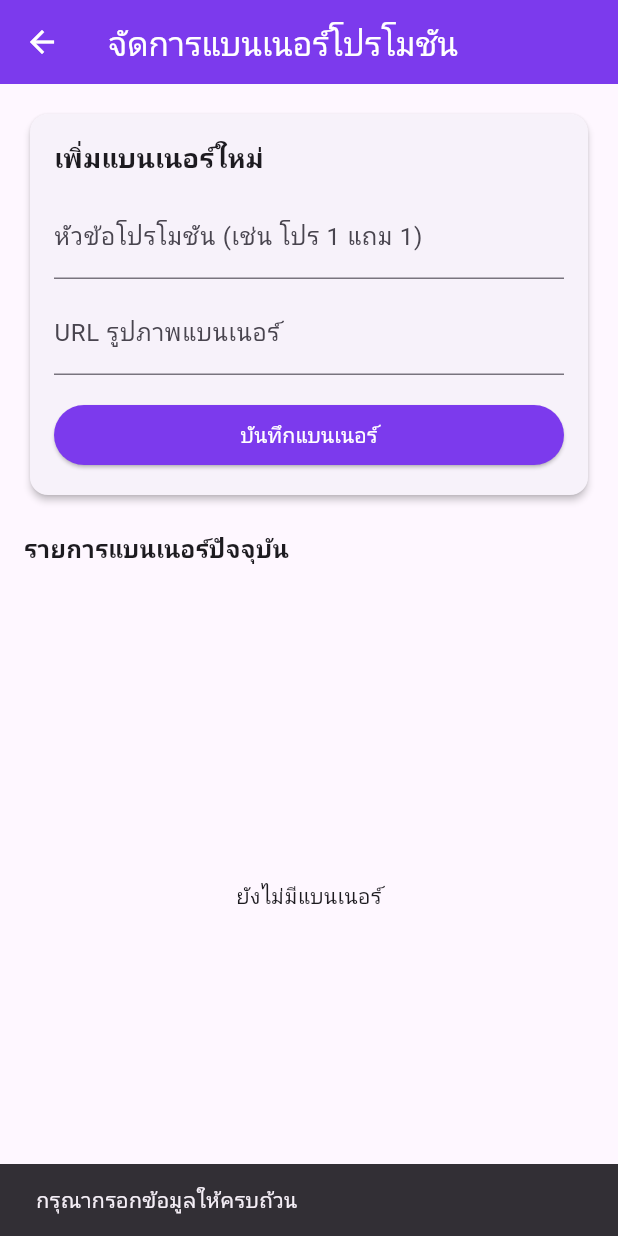
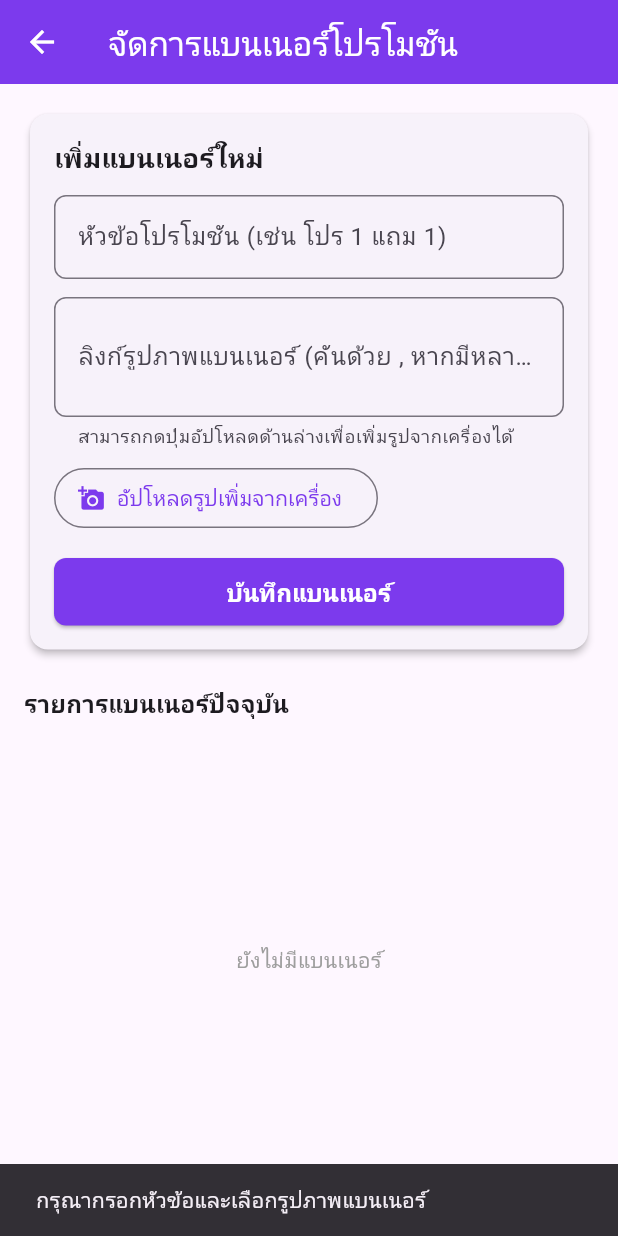
Before and after one commit to nikenarinee/micro-commerce-app, a Flutter app: the AdminBannerPage screen opened directly, after a tap on "บันทึกแบนเนอร์", on a phone screen of 412 x 824 dp. Run offline on Flutter 3.47's test engine with Material 3 defaults, Android fonts, the phone set to English and light mode, and no system bars; our stand-ins replace fl_chart, image_picker, supabase_flutter, video_player; accounts and stored records are empty; network calls fail.

Commit message:
แก้ไขให้สามารถเลือกรูปจากเครื่องได้

```diff
--- a/lib/pages/admin_banner_page.dart
+++ b/lib/pages/admin_banner_page.dart
@@ -1,4 +1,5 @@
 import 'package:flutter/material.dart';
+import 'package:image_picker/image_picker.dart';
 import 'package:supabase_flutter/supabase_flutter.dart';
 
 class AdminBannerPage extends StatefulWidget {
@@ -14,13 +15,57 @@ class _AdminBannerPageState extends State<AdminBannerPage> {
   final _imageUrlController = TextEditingController();
   bool _isLoading = false;
 
+  // 📸 ฟังก์ชันเลือกและอัปโหลดรูปภาพจากเครื่องขึ้น Supabase Storage
+  Future<String?> _pickAndUploadImage(BuildContext dialogContext) async {
+    final picker = ImagePicker();
+    final XFile? pickedFile = await picker.pickImage(
+      source: ImageSource.gallery,
+      imageQuality: 80,
+    );
+
+    if (pickedFile == null) return null;
+
+    try {
+      if (!mounted) return null;
+      showDialog(
+        context: dialogContext,
+        barrierDismissible: false,
+        builder: (_) => const Center(child: CircularProgressIndicator()),
+      );
+
+      final fileBytes = await pickedFile.readAsBytes();
+      final fileExt = pickedFile.name.split('.').last;
+      final fileName = 'banner_${DateTime.now().millisecondsSinceEpoch}.$fileExt';
+
+      // อัปโหลดเข้า Storage bucket ชื่อ 'product-images' (หรือเปลี่ยนตามที่โปรเจกต์ใช้)
+      await _supabase.storage.from('product-images').uploadBinary(
+            fileName,
+            fileBytes,
+            fileOptions: FileOptions(contentType: 'image/$fileExt'),
+          );
+
+      final publicUrl = _supabase.storage.from('product-images').getPublicUrl(fileName);
+
+      if (dialogContext.mounted) Navigator.pop(dialogContext);
+      return publicUrl;
+    } catch (e) {
+      if (dialogContext.mounted) {
+        Navigator.pop(dialogContext);
+        ScaffoldMessenger.of(context).showSnackBar(
+          SnackBar(content: Text('อัปโหลดรูปภาพไม่สำเร็จ: $e')),
+        );
+      }
+      return null;
+    }
+  }
+
   Future<void> _addBanner() async {
     final title = _titleController.text.trim();
-    final imageUrl = _imageUrlController.text.trim();
+    final imageUrls = _imageUrlController.text.trim();
 
-    if (title.isEmpty || imageUrl.isEmpty) {
+    if (title.isEmpty || imageUrls.isEmpty) {
       ScaffoldMessenger.of(context).showSnackBar(
-        const SnackBar(content: Text('กรุณากรอกข้อมูลให้ครบถ้วน')),
+        const SnackBar(content: Text('กรุณากรอกหัวข้อและเลือกรูปภาพแบนเนอร์')),
       );
       return;
     }
@@ -29,7 +74,7 @@ class _AdminBannerPageState extends State<AdminBannerPage> {
     try {
       await _supabase.from('banners').insert({
         'title': title,
-        'image_url': imageUrl,
+        'image_url': imageUrls,
       });
 
       _titleController.clear();
@@ -61,7 +106,7 @@ class _AdminBannerPageState extends State<AdminBannerPage> {
         backgroundColor: const Color(0xFF7C3AED),
         foregroundColor: Colors.white,
       ),
-      body: Padding(
+      body: SingleChildScrollView(
         padding: const EdgeInsets.all(16.0),
         child: Column(
           children: [
@@ -77,20 +122,50 @@ class _AdminBannerPageState extends State<AdminBannerPage> {
                     const SizedBox(height: 12),
                     TextField(
                       controller: _titleController,
-                      decoration: const InputDecoration(labelText: 'หัวข้อโปรโมชัน (เช่น โปร 1 แถม 1)'),
+                      decoration: InputDecoration(
+                        labelText: 'หัวข้อโปรโมชัน (เช่น โปร 1 แถม 1)',
+                        border: OutlineInputBorder(borderRadius: BorderRadius.circular(8)),
+                      ),
                     ),
-                    const SizedBox(height: 8),
+                    const SizedBox(height: 12),
                     TextField(
                       controller: _imageUrlController,
-                      decoration: const InputDecoration(labelText: 'URL รูปภาพแบนเนอร์'),
+                      maxLines: 2,
+                      decoration: InputDecoration(
+                        labelText: 'ลิงก์รูปภาพแบนเนอร์ (คั่นด้วย , หากมีหลายรูป)',
+                        helperText: 'สามารถกดปุ่มอัปโหลดด้านล่างเพื่อเพิ่มรูปจากเครื่องได้',
+                        border: OutlineInputBorder(borderRadius: BorderRadius.circular(8)),
+                      ),
+                    ),
+                    const SizedBox(height: 10),
+                    OutlinedButton.icon(
+                      onPressed: () async {
+                        final uploadedUrl = await _pickAndUploadImage(context);
+                        if (uploadedUrl != null) {
+                          setState(() {
+                            if (_imageUrlController.text.isEmpty) {
+                              _imageUrlController.text = uploadedUrl;
+                            } else {
+                              _imageUrlController.text = '${_imageUrlController.text}, $uploadedUrl';
+                            }
+                          });
+                        }
+                      },
+                      icon: const Icon(Icons.add_a_photo, color: Color(0xFF7C3AED)),
+                      label: const Text('อัปโหลดรูปเพิ่มจากเครื่อง', style: TextStyle(color: Color(0xFF7C3AED))),
                     ),
                     const SizedBox(height: 16),
                     SizedBox(
                       width: double.infinity,
+                      height: 45,
                       child: ElevatedButton(
-                        style: ElevatedButton.styleFrom(backgroundColor: const Color(0xFF7C3AED), foregroundColor: Colors.white),
+                        style: ElevatedButton.styleFrom(
+                          backgroundColor: const Color(0xFF7C3AED),
+                          foregroundColor: Colors.white,
+                          shape: RoundedRectangleBorder(borderRadius: BorderRadius.circular(8)),
+                        ),
                         onPressed: _isLoading ? null : _addBanner,
-                        child: const Text('บันทึกแบนเนอร์'),
+                        child: const Text('บันทึกแบนเนอร์', style: TextStyle(fontSize: 16, fontWeight: FontWeight.bold)),
                       ),
                     ),
                   ],
@@ -103,22 +178,33 @@ class _AdminBannerPageState extends State<AdminBannerPage> {
               child: Text('รายการแบนเนอร์ปัจจุบัน', style: TextStyle(fontSize: 16, fontWeight: FontWeight.bold)),
             ),
             const SizedBox(height: 10),
-            Expanded(
+            SizedBox(
+              height: 300,
               child: FutureBuilder<List<Map<String, dynamic>>>(
                 future: _supabase.from('banners').select().order('created_at', ascending: false),
                 builder: (context, snapshot) {
                   if (!snapshot.hasData) return const Center(child: CircularProgressIndicator());
                   final banners = snapshot.data!;
-                  if (banners.isEmpty) return const Center(child: Text('ยังไม่มีแบนเนอร์'));
+                  if (banners.isEmpty) return const Center(child: Text('ยังไม่มีแบนเนอร์', style: TextStyle(color: Colors.grey)));
 
                   return ListView.builder(
                     itemCount: banners.length,
                     itemBuilder: (context, index) {
                       final item = banners[index];
+                      final firstImage = (item['image_url'] ?? '').toString().split(',').first.trim();
                       return Card(
                         child: ListTile(
-                          leading: Image.network(item['image_url'], width: 60, height: 40, fit: BoxFit.cover, errorBuilder: (_, __, ___) => const Icon(Icons.image)),
-                          title: Text(item['title'] ?? ''),
+                          leading: ClipRRect(
+                            borderRadius: BorderRadius.circular(6),
+                            child: Image.network(
+                              firstImage,
+                              width: 60,
+                              height: 40,
+                              fit: BoxFit.cover,
+                              errorBuilder: (_, __, ___) => const Icon(Icons.image, size: 40),
+                            ),
+                          ),
+                          title: Text(item['title'] ?? '', style: const TextStyle(fontWeight: FontWeight.bold)),
                           trailing: IconButton(
                             icon: const Icon(Icons.delete, color: Colors.red),
                             onPressed: () => _deleteBanner(item['id']),
```
